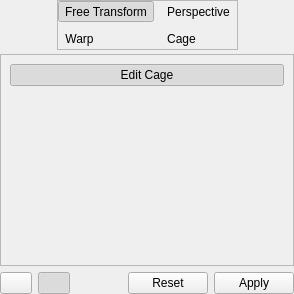
First picture: the form in krita/plugins/tools/tool_transform2/wdg_tool_transform.ui, repository KDE/krita, before the edit.
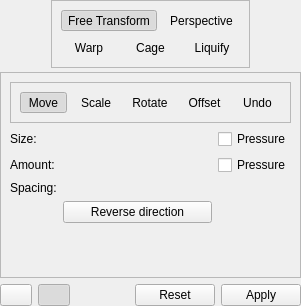
Second picture: the form after the edit. Custom widgets are drawn as their Qt base class.

Commit message:
Implemented the first really-hard-to-use version fo the Liquify tool
It's usability is still weird, but at least it works now :)

Patch:
```diff
--- a/krita/plugins/tools/tool_transform2/wdg_tool_transform.ui
+++ b/krita/plugins/tools/tool_transform2/wdg_tool_transform.ui
@@ -6,8 +6,8 @@
    <rect>
     <x>0</x>
     <y>0</y>
-    <width>294</width>
-    <height>294</height>
+    <width>301</width>
+    <height>306</height>
    </rect>
   </property>
   <property name="sizePolicy">
@@ -70,12 +70,17 @@
        <property name="frameShadow">
         <enum>QFrame::Raised</enum>
        </property>
-       <layout class="QGridLayout" name="gridLayout_3">
-        <property name="margin">
-         <number>0</number>
-        </property>
-        <item row="0" column="0">
+       <layout class="QVBoxLayout" name="verticalLayout_7">
+        <item>
+         <layout class="QHBoxLayout" name="horizontalLayout_11">
+          <item>
          <widget class="QToolButton" name="freeTransformButton">
+            <property name="sizePolicy">
+             <sizepolicy hsizetype="Expanding" vsizetype="Fixed">
+              <horstretch>0</horstretch>
+              <verstretch>0</verstretch>
+             </sizepolicy>
+            </property>
           <property name="text">
            <string>Free Transform</string>
           </property>
@@ -93,8 +98,14 @@
           </property>
          </widget>
         </item>
-        <item row="0" column="1">
+          <item>
          <widget class="QToolButton" name="perspectiveTransformButton">
+            <property name="sizePolicy">
+             <sizepolicy hsizetype="Expanding" vsizetype="Fixed">
+              <horstretch>0</horstretch>
+              <verstretch>0</verstretch>
+             </sizepolicy>
+            </property>
           <property name="text">
            <string>Perspective</string>
           </property>
@@ -109,8 +120,18 @@
           </property>
          </widget>
         </item>
-        <item row="1" column="0">
+         </layout>
+        </item>
+        <item>
+         <layout class="QHBoxLayout" name="horizontalLayout_3">
+          <item>
          <widget class="QToolButton" name="warpButton">
+            <property name="sizePolicy">
+             <sizepolicy hsizetype="Expanding" vsizetype="Fixed">
+              <horstretch>0</horstretch>
+              <verstretch>0</verstretch>
+             </sizepolicy>
+            </property>
           <property name="text">
            <string>Warp</string>
           </property>
@@ -128,8 +149,14 @@
           </property>
          </widget>
         </item>
-        <item row="1" column="1">
+          <item>
          <widget class="QToolButton" name="cageButton">
+            <property name="sizePolicy">
+             <sizepolicy hsizetype="Expanding" vsizetype="Fixed">
+              <horstretch>0</horstretch>
+              <verstretch>0</verstretch>
+             </sizepolicy>
+            </property>
           <property name="text">
            <string>Cage</string>
           </property>
@@ -144,6 +171,30 @@
           </property>
          </widget>
         </item>
+          <item>
+           <widget class="QToolButton" name="liquifyButton">
+            <property name="sizePolicy">
+             <sizepolicy hsizetype="Expanding" vsizetype="Fixed">
+              <horstretch>0</horstretch>
+              <verstretch>0</verstretch>
+             </sizepolicy>
+            </property>
+            <property name="text">
+             <string>Liquify</string>
+            </property>
+            <property name="checkable">
+             <bool>true</bool>
+            </property>
+            <property name="autoExclusive">
+             <bool>true</bool>
+            </property>
+            <property name="autoRaise">
+             <bool>true</bool>
+            </property>
+           </widget>
+          </item>
+         </layout>
+        </item>
        </layout>
       </widget>
      </item>
@@ -171,7 +222,7 @@
       <enum>QFrame::Raised</enum>
      </property>
      <property name="currentIndex">
-      <number>2</number>
+      <number>3</number>
      </property>
      <widget class="QWidget" name="freeTransformWidget">
       <layout class="QVBoxLayout" name="verticalLayout">
@@ -1153,6 +1204,218 @@
        </item>
       </layout>
      </widget>
+     <widget class="QWidget" name="liquifyTransformPage">
+      <layout class="QVBoxLayout" name="verticalLayout_8">
+       <item>
+        <widget class="QFrame" name="frame_2">
+         <property name="sizePolicy">
+          <sizepolicy hsizetype="Preferred" vsizetype="Minimum">
+           <horstretch>0</horstretch>
+           <verstretch>0</verstretch>
+          </sizepolicy>
+         </property>
+         <property name="frameShape">
+          <enum>QFrame::StyledPanel</enum>
+         </property>
+         <property name="frameShadow">
+          <enum>QFrame::Raised</enum>
+         </property>
+         <layout class="QHBoxLayout" name="horizontalLayout_12">
+          <item>
+           <widget class="QToolButton" name="liquifyMove">
+            <property name="sizePolicy">
+             <sizepolicy hsizetype="Expanding" vsizetype="Fixed">
+              <horstretch>0</horstretch>
+              <verstretch>0</verstretch>
+             </sizepolicy>
+            </property>
+            <property name="text">
+             <string>Move</string>
+            </property>
+            <property name="checkable">
+             <bool>true</bool>
+            </property>
+            <property name="checked">
+             <bool>true</bool>
+            </property>
+            <property name="autoExclusive">
+             <bool>true</bool>
+            </property>
+            <property name="autoRaise">
+             <bool>true</bool>
+            </property>
+           </widget>
+          </item>
+          <item>
+           <widget class="QToolButton" name="liquifyScale">
+            <property name="sizePolicy">
+             <sizepolicy hsizetype="Expanding" vsizetype="Fixed">
+              <horstretch>0</horstretch>
+              <verstretch>0</verstretch>
+             </sizepolicy>
+            </property>
+            <property name="text">
+             <string>Scale</string>
+            </property>
+            <property name="checkable">
+             <bool>true</bool>
+            </property>
+            <property name="autoExclusive">
+             <bool>true</bool>
+            </property>
+            <property name="autoRaise">
+             <bool>true</bool>
+            </property>
+           </widget>
+          </item>
+          <item>
+           <widget class="QToolButton" name="liquifyRotate">
+            <property name="sizePolicy">
+             <sizepolicy hsizetype="Expanding" vsizetype="Fixed">
+              <horstretch>0</horstretch>
+              <verstretch>0</verstretch>
+             </sizepolicy>
+            </property>
+            <property name="text">
+             <string>Rotate</string>
+            </property>
+            <property name="checkable">
+             <bool>true</bool>
+            </property>
+            <property name="autoExclusive">
+             <bool>true</bool>
+            </property>
+            <property name="autoRaise">
+             <bool>true</bool>
+            </property>
+           </widget>
+          </item>
+          <item>
+           <widget class="QToolButton" name="liquifyOffset">
+            <property name="sizePolicy">
+             <sizepolicy hsizetype="Expanding" vsizetype="Fixed">
+              <horstretch>0</horstretch>
+              <verstretch>0</verstretch>
+             </sizepolicy>
+            </property>
+            <property name="text">
+             <string>Offset</string>
+            </property>
+            <property name="checkable">
+             <bool>true</bool>
+            </property>
+            <property name="autoExclusive">
+             <bool>true</bool>
+            </property>
+            <property name="autoRaise">
+             <bool>true</bool>
+            </property>
+           </widget>
+          </item>
+          <item>
+           <widget class="QToolButton" name="liquifyUndo">
+            <property name="sizePolicy">
+             <sizepolicy hsizetype="Expanding" vsizetype="Fixed">
+              <horstretch>0</horstretch>
+              <verstretch>0</verstretch>
+             </sizepolicy>
+            </property>
+            <property name="text">
+             <string>Undo</string>
+            </property>
+            <property name="checkable">
+             <bool>true</bool>
+            </property>
+            <property name="autoExclusive">
+             <bool>true</bool>
+            </property>
+            <property name="autoRaise">
+             <bool>true</bool>
+            </property>
+           </widget>
+          </item>
+         </layout>
+        </widget>
+       </item>
+       <item>
+        <layout class="QGridLayout" name="gridLayout_3">
+         <item row="0" column="0">
+          <widget class="QLabel" name="lblSize">
+           <property name="text">
+            <string>Size:</string>
+           </property>
+          </widget>
+         </item>
+         <item row="0" column="1">
+          <widget class="KisDoubleSliderSpinBox" name="liquifySizeSlider" native="true"/>
+         </item>
+         <item row="0" column="2">
+          <widget class="QCheckBox" name="liquifySizePressureBox">
+           <property name="text">
+            <string>Pressure</string>
+           </property>
+          </widget>
+         </item>
+         <item row="1" column="0">
+          <widget class="QLabel" name="lblAmount">
+           <property name="text">
+            <string>Amount:</string>
+           </property>
+          </widget>
+         </item>
+         <item row="1" column="1">
+          <widget class="KisDoubleSliderSpinBox" name="liquifyAmountSlider" native="true"/>
+         </item>
+         <item row="1" column="2">
+          <widget class="QCheckBox" name="liquifyAmountPressureBox">
+           <property name="text">
+            <string>Pressure</string>
+           </property>
+          </widget>
+         </item>
+         <item row="2" column="0">
+          <widget class="QLabel" name="lblSpacing">
+           <property name="text">
+            <string>Spacing:</string>
+           </property>
+          </widget>
+         </item>
+         <item row="2" column="1">
+          <widget class="KisDoubleSliderSpinBox" name="liquifySpacingSlider" native="true"/>
+         </item>
+         <item row="3" column="1">
+          <widget class="QPushButton" name="liquifyReverseDirectionChk">
+           <property name="sizePolicy">
+            <sizepolicy hsizetype="Expanding" vsizetype="Fixed">
+             <horstretch>0</horstretch>
+             <verstretch>0</verstretch>
+            </sizepolicy>
+           </property>
+           <property name="text">
+            <string>Reverse direction</string>
+           </property>
+           <property name="checkable">
+            <bool>true</bool>
+           </property>
+          </widget>
+         </item>
+        </layout>
+       </item>
+       <item>
+        <spacer name="verticalSpacer_5">
+         <property name="orientation">
+          <enum>Qt::Vertical</enum>
+         </property>
+         <property name="sizeHint" stdset="0">
+          <size>
+           <width>20</width>
+           <height>40</height>
+          </size>
+         </property>
+        </spacer>
+       </item>
+      </layout>
+     </widget>
     </widget>
    </item>
    <item>
@@ -1267,6 +1530,12 @@
    <extends>QComboBox</extends>
    <header>widgets/kis_cmb_idlist.h</header>
   </customwidget>
+  <customwidget>
+   <class>KisDoubleSliderSpinBox</class>
+   <extends>QWidget</extends>
+   <header>kis_slider_spin_box.h</header>
+   <container>1</container>
+  </customwidget>
  </customwidgets>
  <resources/>
  <connections/>
```
Lines whose indentation alone changed are shown as unchanged. The commit also changes 35 other files.
